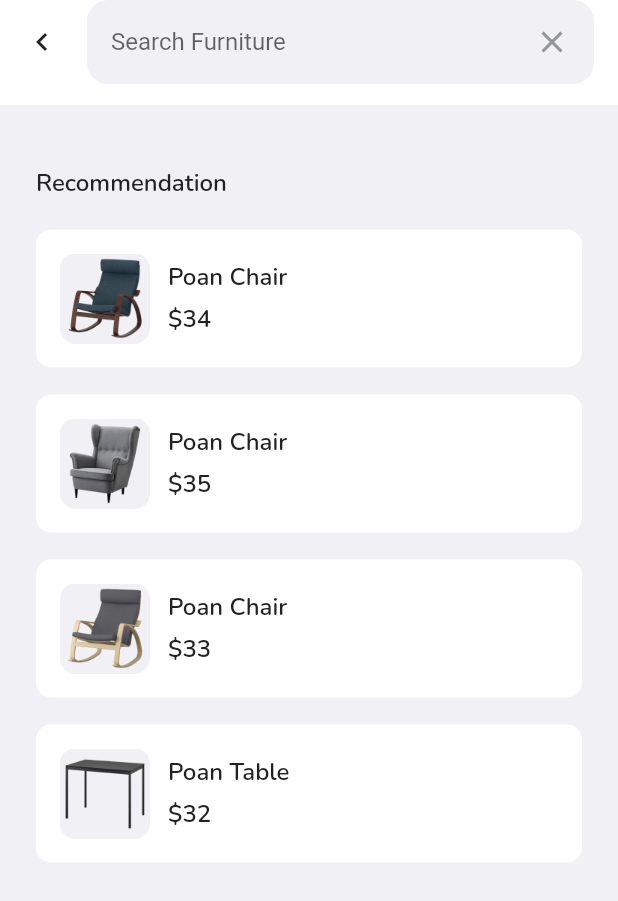
After one commit to aldanrp/UiFurnitureApp, a Flutter app: the SearchPage screen opened by its route, on a phone screen of 412 x 824 dp. The commit adds this screen. Shown: the top 901 px of the screen. Run offline on Flutter 3.47's test engine with Material 2 defaults, Android fonts, the phone set to English and light mode, and no system bars; our stand-ins replace animate_do, carousel_slider, fluttertoast, google_fonts.

Commit message:
add search page

```diff
--- a/lib/UI/pages/home_page.dart
+++ b/lib/UI/pages/home_page.dart
@@ -57,7 +57,11 @@ class _HomePageState extends State<HomePage> {
             ),
 
             //* SEARCHBAR
-            Container(
+            GestureDetector(
+              onTap: () {
+                Navigator.pushNamed(context, '/search');
+              },
+              child: Container(
                 height: 56,
                 margin: const EdgeInsets.only(
                   top: 30,
@@ -97,6 +101,7 @@ class _HomePageState extends State<HomePage> {
                       ),
                     )
                   ],
+                ),
               ),
             ),
             const SizedBox(
--- a/lib/UI/pages/pages.dart
+++ b/lib/UI/pages/pages.dart
@@ -17,3 +17,4 @@ part 'signinpage.dart';
 part 'home_page.dart';
 part 'profile_page.dart';
 part 'wishlist_page.dart';
+part 'search_page.dart';
--- /dev/null
+++ b/lib/UI/pages/search_page.dart
@@ -0,0 +1,100 @@
+part of 'pages.dart';
+
+class SearchPage extends StatelessWidget {
+  const SearchPage({Key? key}) : super(key: key);
+
+  @override
+  Widget build(BuildContext context) {
+    return Scaffold(
+      backgroundColor: kWhiteGreyColor,
+      appBar: PreferredSize(
+        preferredSize: const Size(double.infinity, 70),
+        child: AppBar(
+          backgroundColor: kWhiteColor,
+          automaticallyImplyLeading: false,
+          elevation: 0,
+          title: Row(
+            children: [
+              Icon(
+                Icons.chevron_left,
+                color: kBlackColor,
+              ),
+              const SizedBox(
+                width: 18,
+              ),
+              Expanded(
+                child: Container(
+                  padding: const EdgeInsets.all(16),
+                  decoration: BoxDecoration(
+                    color: kWhiteGreyColor,
+                    borderRadius: BorderRadius.circular(14),
+                  ),
+                  child: Row(
+                    children: [
+                      Expanded(
+                        child: TextFormField(
+                          decoration: const InputDecoration.collapsed(
+                            hintText: "Search Furniture",
+                          ),
+                        ),
+                      ),
+                      const SizedBox(
+                        width: 10,
+                      ),
+                      Icon(
+                        Icons.close,
+                        color: kGreyColor,
+                      ),
+                    ],
+                  ),
+                ),
+              )
+            ],
+          ),
+        ),
+      ),
+      body: Container(
+        height: MediaQuery.of(context).size.height,
+        width: MediaQuery.of(context).size.width,
+        padding: const EdgeInsets.symmetric(horizontal: 24),
+        child: ListView(
+          children: [
+            const SizedBox(
+              height: 41,
+            ),
+            Text(
+              "Recommendation",
+              style: blackTextStyle.copyWith(
+                fontSize: 16,
+                fontWeight: semiBold,
+              ),
+            ),
+            const SizedBox(
+              height: 20,
+            ),
+            const RecommendedItems(
+              title: "Poan Chair",
+              price: 34,
+              urlImage: 'assets/image_product_list1.png',
+            ),
+            const RecommendedItems(
+              title: "Poan Chair",
+              price: 35,
+              urlImage: 'assets/image_product_list2.png',
+            ),
+            const RecommendedItems(
+              title: "Poan Chair",
+              price: 33,
+              urlImage: 'assets/image_product_list3.png',
+            ),
+            const RecommendedItems(
+              title: "Poan Table",
+              price: 32,
+              urlImage: 'assets/image_product_list4.png',
+            ),
+          ],
+        ),
+      ),
+    );
+  }
+}
--- /dev/null
+++ b/lib/UI/widget/Searchwidget/recommend_items_widget.dart
@@ -0,0 +1,60 @@
+part of '../widget.dart';
+
+class RecommendedItems extends StatelessWidget {
+  final String title;
+  final int price;
+  final String urlImage;
+
+  const RecommendedItems({
+    Key? key,
+    required this.title,
+    required this.price,
+    required this.urlImage,
+  }) : super(key: key);
+
+  @override
+  Widget build(BuildContext context) {
+    return Container(
+      width: MediaQuery.of(context).size.width,
+      padding: const EdgeInsets.all(16),
+      margin: const EdgeInsets.only(bottom: 18),
+      decoration: BoxDecoration(
+        borderRadius: BorderRadius.circular(10),
+        color: kWhiteColor,
+      ),
+      child: Row(
+        children: [
+          Image.asset(
+            urlImage,
+            width: 60,
+          ),
+          const SizedBox(
+            width: 12,
+          ),
+          Column(
+            crossAxisAlignment: CrossAxisAlignment.start,
+            children: [
+              Text(
+                title,
+                style: blackTextStyle.copyWith(
+                  fontSize: 16,
+                  fontWeight: semiBold,
+                ),
+              ),
+              SizedBox(
+                height: 6,
+              ),
+              Text(
+                '\$$price',
+                style: blackTextStyle.copyWith(
+                  fontSize: 16,
+                  fontWeight: semiBold,
+                ),
+              ),
+            ],
+          )
+        ],
+      ),
+    );
+  }
+}
--- a/lib/UI/widget/widget.dart
+++ b/lib/UI/widget/widget.dart
@@ -5,3 +5,4 @@ part 'onboardingwidget.dart';
 part './Global_widget/titile_widget.dart';
 part './Homewidget/home_carousel_card.dart';
 part './Homewidget/home_popular_card.dart';
+part './Searchwidget/recommend_items_widget.dart';
--- a/lib/main.dart
+++ b/lib/main.dart
@@ -21,6 +21,7 @@ class MyApp extends StatelessWidget {
         '/onboarding': (context) => const OnboardingPage(),
         '/signin': (context) => const SignIn(),
         '/home': (context) => const MyPages(),
+        '/search': (context) => const SearchPage(),
       },
       // home: Scaffold(
       //   body: Center(
```
Lines whose indentation alone changed are shown as unchanged.
